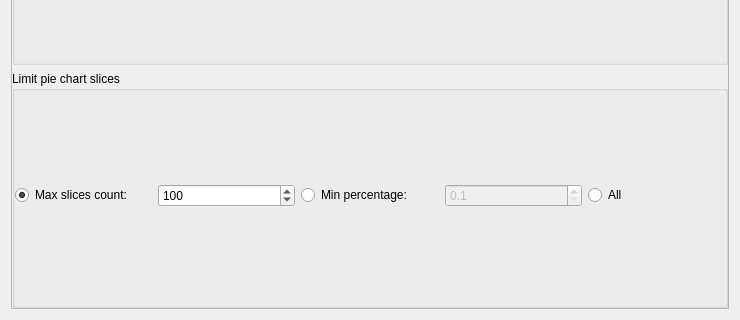
loganek/workertracker, file src/analyzer/graphdialog.ui: the form before one commit; both pictures show x 0 to 740 and y 185 to 505 of the 740 by 505 pixel window.
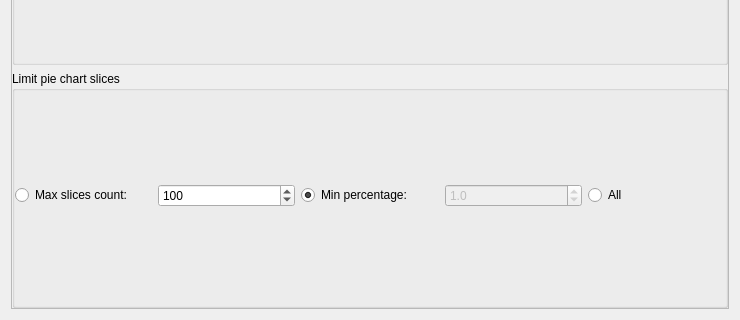
The form after the commit.

What changed in the file:
```diff
--- a/src/analyzer/graphdialog.ui
+++ b/src/analyzer/graphdialog.ui
@@ -109,7 +109,7 @@
             <string>Max slices count:</string>
            </property>
            <property name="checked">
-            <bool>true</bool>
+            <bool>false</bool>
            </property>
           </widget>
          </item>
@@ -134,6 +134,9 @@
            <property name="text">
             <string>Min percentage:</string>
            </property>
+           <property name="checked">
+            <bool>true</bool>
+           </property>
           </widget>
          </item>
          <item>
@@ -147,6 +150,9 @@
            <property name="minimum">
             <double>0.100000000000000</double>
            </property>
+           <property name="value">
+            <double>1.000000000000000</double>
+           </property>
           </widget>
          </item>
          <item>
```
